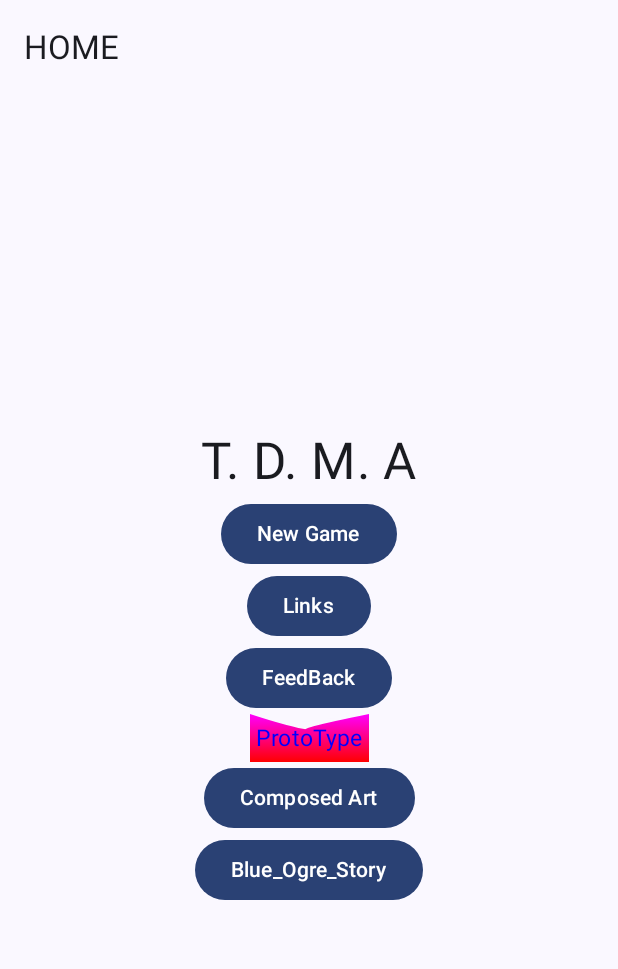
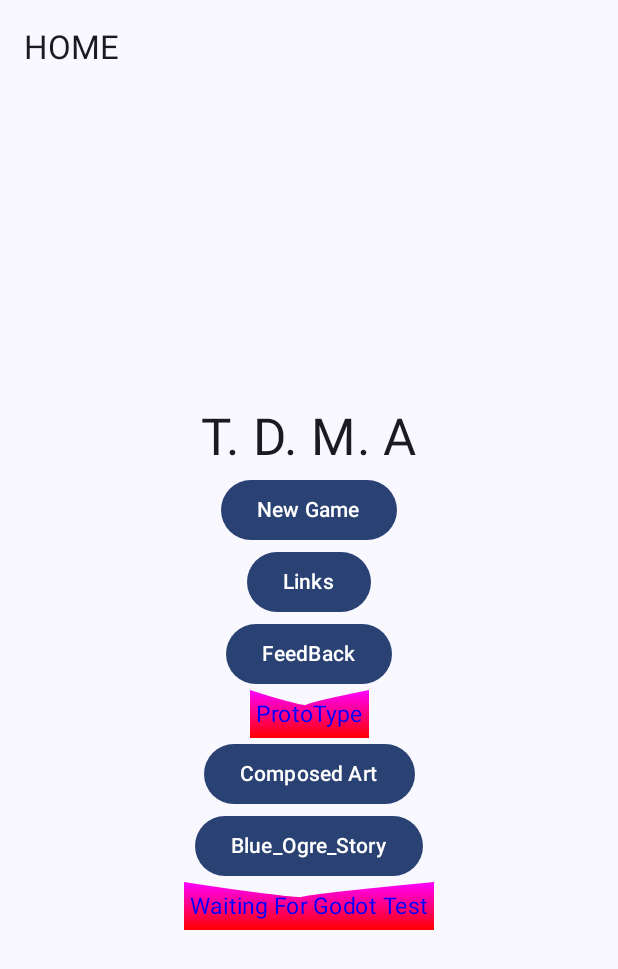
Before and after one commit to Dmedina88/davidmedina.game, an Android app built with Jetpack Compose: the screen it shows after launch (MainActivity), on a phone screen of 412 x 824 dp. Shown: the top 969 px of the screen. Run offline under Robolectric (Android 15) with nearby library versions, the phone set to English and light mode, and no system bars; our stand-ins replace Timber, window size class.

Commit message:
updated stuff

```diff
--- a/app/src/main/java/davidmedina/game/app/MainActivity.kt
+++ b/app/src/main/java/davidmedina/game/app/MainActivity.kt
@@ -27,7 +27,8 @@ class MainActivity : ComponentActivity() {
         setContent {
             val navController = rememberNavController()
             val currentBackStackEntry = navController.currentBackStackEntryAsState()
-           val currentDest = currentBackStackEntry.value?.destination?.route.toString()
+            val currentDest =
+                if (currentBackStackEntry.value != null) currentBackStackEntry.value?.destination?.route.toString() else ""
             DavidmedinagameTheme {
                 Scaffold(
                     topBar = {
--- a/app/src/main/java/davidmedina/game/app/NavGrap.kt
+++ b/app/src/main/java/davidmedina/game/app/NavGrap.kt
@@ -9,13 +9,12 @@ import androidx.navigation.compose.composable
 import davidmedina.game.app.ui.screens.login.LogInScreen
 import davidmedina.game.app.ui.screens.FeedBackScreen
 import davidmedina.game.app.ui.screens.LinkScreen
-import davidmedina.game.app.ui.screens.MainMenuScreen
+import davidmedina.game.app.ui.screens.mainmenu.MainMenuScreen
 import davidmedina.game.app.ui.screens.cardgame.GameScreen
 import davidmedina.game.app.ui.screens.login.LoginViewModel
 import davidmedina.game.app.ui.screens.register.RegisterScreen
-import davidmedina.game.app.ui.screens.register.RegisterViewModel
 import davidmedina.game.app.ui.screens.storygame.GodotTwoFlower
-import davidmedina.game.app.ui.screens.worldgen.BoxArtScreen
+import davidmedina.game.app.ui.screens.storygame.blueoger.level1.BlueOgerOpening
 import davidmedina.game.app.ui.screens.worldgen.CanvisArtScreen
 import org.koin.androidx.compose.koinViewModel
 
@@ -34,7 +33,8 @@ fun NavGraph(navController: NavHostController, innerPadding : PaddingValues) {
                 { navController.navigate(Routes.FEEDBACK.name) },
                 { navController.navigate(Routes.PROTO_GEN.name) },
                 { navController.navigate(Routes.ART_GEN.name) },
-                { navController.navigate(Routes.STORY_MODE.name) })
+                { navController.navigate(Routes.STORY_MODE.name) },
+                { navController.navigate(Routes.STORY_TEST.name) })
         }
 
         composable(Routes.REGISTER.name) {
@@ -72,6 +72,9 @@ fun NavGraph(navController: NavHostController, innerPadding : PaddingValues) {
             CanvisArtScreen()
         }
         composable(Routes.STORY_MODE.name) {
+            BlueOgerOpening()
+        }
+        composable(Routes.STORY_TEST.name) {
             GodotTwoFlower()
         }
     }
--- a/app/src/main/java/davidmedina/game/app/Routes.kt
+++ b/app/src/main/java/davidmedina/game/app/Routes.kt
@@ -11,4 +11,5 @@ enum class Routes() {
   REGISTER(),
   SETTINGS(),
   STORY_MODE(),
+  STORY_TEST(),
 }
--- a/app/src/main/java/davidmedina/game/app/ui/screens/mainmenu/MainMenu.kt
+++ b/app/src/main/java/davidmedina/game/app/ui/screens/mainmenu/MainMenu.kt
@@ -1,4 +1,4 @@
-package davidmedina.game.app.ui.screens
+package davidmedina.game.app.ui.screens.mainmenu
 
 import androidx.compose.foundation.layout.*
 import androidx.compose.material3.Button
@@ -14,7 +14,6 @@ import androidx.compose.ui.unit.dp
 import androidx.compose.ui.unit.sp
 import davidmedina.game.app.ui.composables.TDMButton
 import davidmedina.game.app.ui.composables.noRippleClickable
-import davidmedina.game.app.ui.screens.mainmenu.MainMenuViewModel
 import org.koin.androidx.compose.koinViewModel
 
 @Preview
@@ -26,8 +25,9 @@ fun MainMenuScreen(
     onProtoGenClicked: () -> Unit = {},
     onArtGenClicked: () -> Unit = {},
     onStoryModeClicked: () -> Unit = {},
+    onStoryTestClicked: () -> Unit = {}
 
-    ) {
+) {
 
     val vm = koinViewModel<MainMenuViewModel>()
 
@@ -39,8 +39,6 @@ fun MainMenuScreen(
     ) {
 
         Title(vm::onTitleClicked)
-
-
 
 
         Button(onClick = { onNewGameClicked() }) {
@@ -61,6 +59,9 @@ fun MainMenuScreen(
 
         Button(onClick = { onStoryModeClicked() }) {
             Text(text = "Blue_Ogre_Story")
+        }
+        TDMButton(text = "Waiting For Godot Test"){
+            onStoryTestClicked()
         }
         if (vm.uiState.debugMode) {
 
```
Also changed, not shown: app/src/main/java/davidmedina/game/app/ui/screens/cardgame/GameScreen.kt (+3 -7 lines), app/src/main/java/davidmedina/game/app/ui/screens/storygame/blueoger/level1/BlueOgerLevel1.kt (+5 -7 lines).
